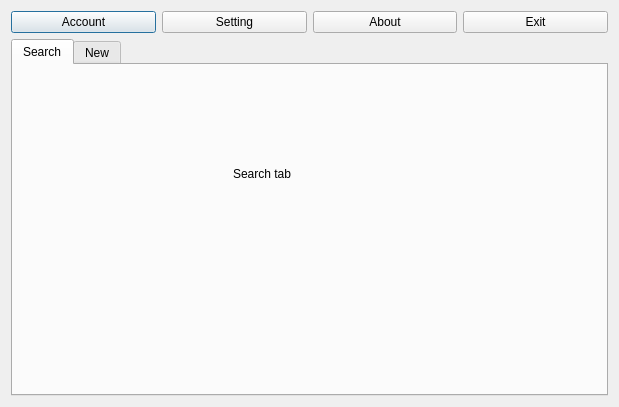
The window that mainwindow.ui (hrshadhin/TuxPass) describes before a commit, drawn with Qt 5.
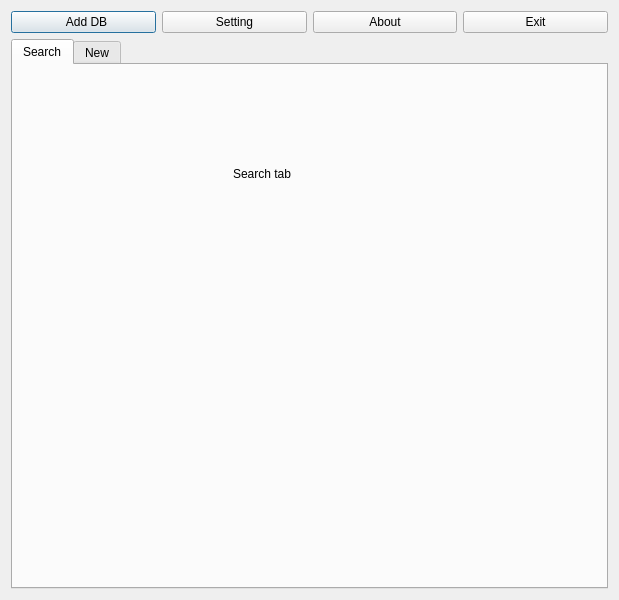
The same window after the commit. Icons and pictures are not drawn.

```diff
--- a/mainwindow.ui
+++ b/mainwindow.ui
@@ -7,9 +7,15 @@
     <x>0</x>
     <y>0</y>
     <width>619</width>
-    <height>407</height>
+    <height>600</height>
    </rect>
   </property>
+  <property name="minimumSize">
+   <size>
+    <width>600</width>
+    <height>600</height>
+   </size>
+  </property>
   <property name="windowTitle">
    <string>TuxPass Beta</string>
   </property>
@@ -25,7 +31,7 @@
        <item>
         <widget class="QPushButton" name="pushButton">
          <property name="text">
-          <string>Account</string>
+          <string>  Add DB</string>
          </property>
          <property name="icon">
           <iconset resource="icons/rec.qrc">
```
Left out of the diff: 2 changed lines with no effect on the pictures.
